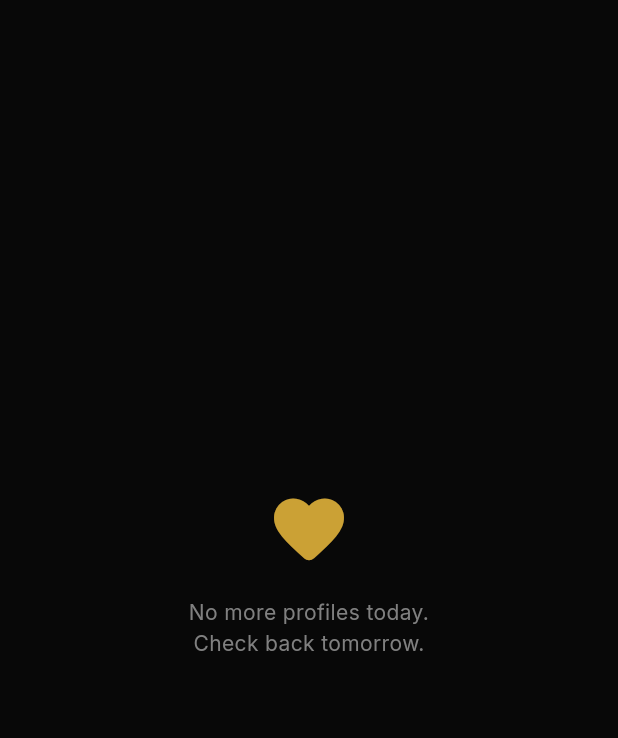
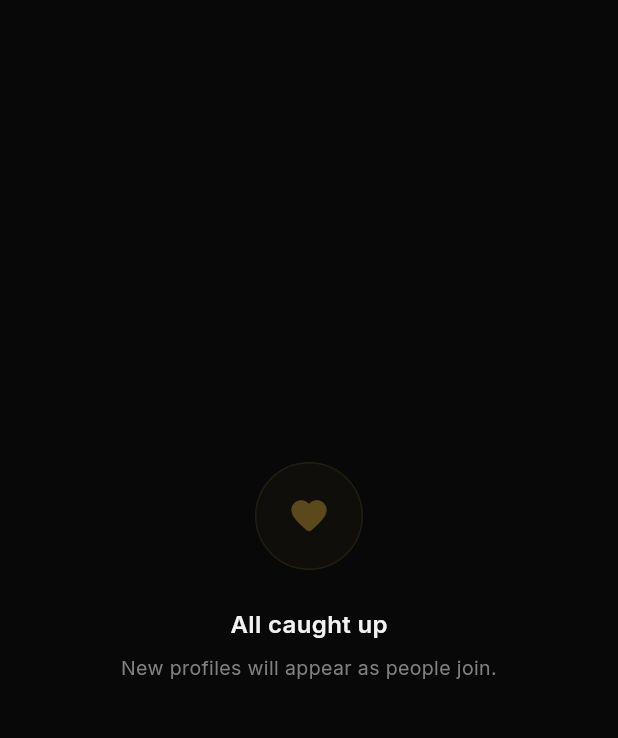
Before and after one commit to futurebotcu/noblora, a Flutter app: the FeedScreen screen opened directly, after a tap on "Social", after a tap on "BFF", after a tap on "Date", on a phone screen of 412 x 824 dp, the part 84-822 px from its top. Run offline on Flutter 3.47's test engine with Material 3 defaults, Android fonts, the phone set to English and light mode, and no system bars; our stand-ins replace cached_network_image, flutter_dotenv, flutter_riverpod, google_fonts, image_picker, shared_preferences and 2 more; accounts and stored records are empty; network calls fail.

Commit message:
feat: Design final closeout - premium empty states, skeleton loading, modal polish
New shared widgets:
- PremiumEmptyState: circle icon container + title + subtitle + optional action
- PremiumSkeleton: animated gradient shimmer matching obsidian surface layers
- PremiumSkeletonList: multiple skeleton cards for list loading

Dating empty state redesigned:
- Circle container icon (accent 4% bg + 10% border)
- Mode-specific calm copy: "All caught up" / "Quiet for now" / "Nothing here yet"
- Premium spacing and hierarchy

Dating loading state:
- PremiumSkeleton replaces old SkeletonLoader
- Matches card height (66% screen) and radiusXl
- Smooth gradient shimmer animation

Gating popup (previous pass): already premium with circle lock icon + 28px sheet

All card surfaces unified:
- 0.5px borderSubtle + shadow(blur 12-16) across Dating, BFF, Social, Nob, Status
- Consistent radiusLg (20px) across all card types
- Elevated background on interactive elements

Co-Authored-By: Claude Opus 4.6 (1M context) <noreply@anthropic.com>

```diff
--- a/lib/features/feed/feed_screen.dart
+++ b/lib/features/feed/feed_screen.dart
@@ -10,7 +10,7 @@ import '../../providers/status_provider.dart';
 import '../../providers/filter_provider.dart';
 import '../../providers/mode_provider.dart';
 import '../../shared/widgets/mode_switcher.dart';
-import '../../shared/widgets/skeleton_loader.dart';
+import '../../shared/widgets/premium_skeleton.dart';
 import '../filters/filter_bottom_sheet.dart';
 import '../match/match_found_screen.dart';
 import '../match/mini_intro_screen.dart';
@@ -213,10 +213,10 @@ class _FeedBody extends StatelessWidget {
   Widget build(BuildContext context) {
     if (feed.isLoading) {
       return Padding(
-        padding: const EdgeInsets.symmetric(horizontal: AppSpacing.xxxl),
-        child: SkeletonLoader(
-          width: double.infinity,
-          height: MediaQuery.of(context).size.height * 0.62,
+        padding: const EdgeInsets.symmetric(horizontal: AppSpacing.xxl),
+        child: PremiumSkeleton(
+          height: MediaQuery.of(context).size.height * 0.66,
+          radius: AppSpacing.radiusXl,
         ),
       );
     }
@@ -264,36 +264,36 @@ class _EmptyDeck extends StatelessWidget {
   final NobleMode mode;
   const _EmptyDeck({required this.mode});
 
-  String get _message {
-    switch (mode) {
-      case NobleMode.date:
-        return 'No more profiles today.\nCheck back tomorrow.';
-      case NobleMode.bff:
-        return 'You\'ve met everyone nearby.\nExpand your distance filter.';
-      case NobleMode.social:
-        return 'No events in your area right now.\nTry adjusting your filters.';
-      case NobleMode.noblara:
-        return 'No profiles to show.';
-    }
-  }
-
   @override
   Widget build(BuildContext context) {
+    final (String title, String sub) = switch (mode) {
+      NobleMode.date => ('All caught up', 'New profiles will appear as people join.'),
+      NobleMode.bff => ('Quiet for now', 'Check back soon or expand your filters.'),
+      NobleMode.social => ('Nothing here yet', 'Events will appear as people create them.'),
+      NobleMode.noblara => ('Nothing to show', 'Check back later.'),
+    };
     return Center(
-      child: Column(
-        mainAxisSize: MainAxisSize.min,
-        children: [
-          Icon(mode.icon, color: mode.accentColor, size: 56),
-          const SizedBox(height: AppSpacing.lg),
-          Text(
-            _message,
-            style: Theme.of(context)
-                .textTheme
-                .bodyMedium
-                ?.copyWith(color: AppColors.textMuted),
-            textAlign: TextAlign.center,
-          ),
-        ],
+      child: Padding(
+        padding: const EdgeInsets.symmetric(horizontal: AppSpacing.xxxxl),
+        child: Column(
+          mainAxisSize: MainAxisSize.min,
+          children: [
+            Container(
+              width: 72, height: 72,
+              decoration: BoxDecoration(
+                shape: BoxShape.circle,
+                color: mode.accentColor.withValues(alpha: 0.04),
+                border: Border.all(color: mode.accentColor.withValues(alpha: 0.1)),
+              ),
+              child: Icon(mode.icon, color: mode.accentColor.withValues(alpha: 0.4), size: 28),
+            ),
+            const SizedBox(height: AppSpacing.xxl),
+            Text(title, style: const TextStyle(color: AppColors.textPrimary, fontSize: 16, fontWeight: FontWeight.w600)),
+            const SizedBox(height: AppSpacing.sm),
+            Text(sub, textAlign: TextAlign.center,
+                style: const TextStyle(color: AppColors.textMuted, fontSize: 13, height: 1.5)),
+          ],
+        ),
       ),
     );
   }
--- /dev/null
+++ b/lib/shared/widgets/premium_skeleton.dart
@@ -0,0 +1,77 @@
+import 'package:flutter/material.dart';
+import '../../core/theme/app_colors.dart';
+import '../../core/theme/app_spacing.dart';
+
+/// Premium skeleton loading card — obsidian shimmer effect
+class PremiumSkeleton extends StatefulWidget {
+  final double width;
+  final double height;
+  final double radius;
+
+  const PremiumSkeleton({
+    super.key,
+    this.width = double.infinity,
+    this.height = 200,
+    this.radius = 20,
+  });
+
+  @override
+  State<PremiumSkeleton> createState() => _PremiumSkeletonState();
+}
+
+class _PremiumSkeletonState extends State<PremiumSkeleton> with SingleTickerProviderStateMixin {
+  late AnimationController _ctrl;
+
+  @override
+  void initState() {
+    super.initState();
+    _ctrl = AnimationController(vsync: this, duration: const Duration(milliseconds: 1500))..repeat();
+  }
+
+  @override
+  void dispose() { _ctrl.dispose(); super.dispose(); }
+
+  @override
+  Widget build(BuildContext context) {
+    return AnimatedBuilder(
+      animation: _ctrl,
+      builder: (_, __) => Container(
+        width: widget.width,
+        height: widget.height,
+        decoration: BoxDecoration(
+          borderRadius: BorderRadius.circular(widget.radius),
+          gradient: LinearGradient(
+            begin: Alignment(-1 + 2 * _ctrl.value, 0),
+            end: Alignment(-1 + 2 * _ctrl.value + 1, 0),
+            colors: [
+              AppColors.surface,
+              AppColors.elevated,
+              AppColors.surface,
+            ],
+          ),
+        ),
+      ),
+    );
+  }
+}
+
+/// Premium skeleton list — multiple cards
+class PremiumSkeletonList extends StatelessWidget {
+  final int count;
+  final double cardHeight;
+
+  const PremiumSkeletonList({super.key, this.count = 3, this.cardHeight = 140});
+
+  @override
+  Widget build(BuildContext context) {
+    return Padding(
+      padding: const EdgeInsets.all(AppSpacing.xxl),
+      child: Column(
+        children: List.generate(count, (i) => Padding(
+          padding: const EdgeInsets.only(bottom: AppSpacing.lg),
+          child: PremiumSkeleton(height: cardHeight, radius: AppSpacing.radiusLg),
+        )),
+      ),
+    );
+  }
+}
```
Also changed, not shown: lib/shared/widgets/premium_empty_state.dart (added, +58 -0 lines).
